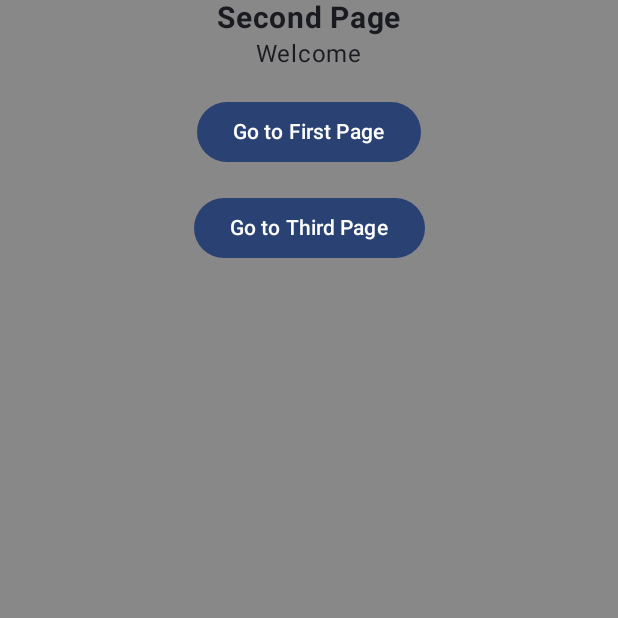
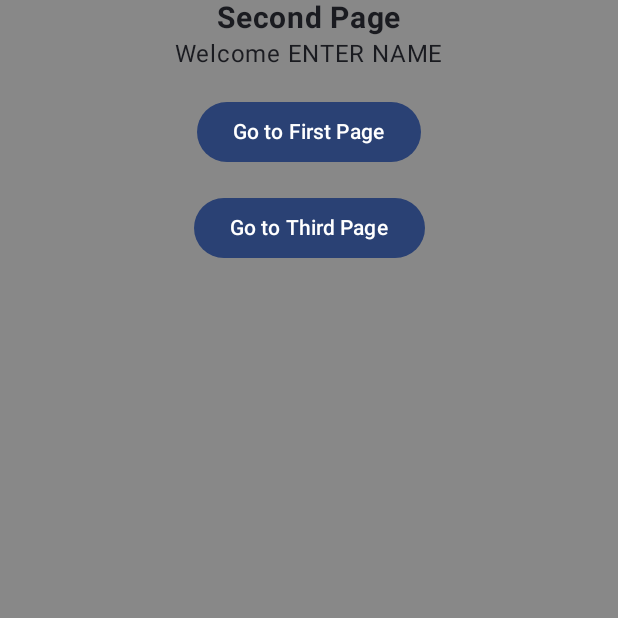
Before and after one commit to MuKomy/NavCompose, an Android app built with Jetpack Compose: the screen it shows after launch (MainActivity), after a tap on "Go to Second Page", on a phone screen of 412 x 824 dp, the top half of it. Run offline under Robolectric (Android 15) with nearby library versions, the phone set to English and light mode, and no system bars.

Commit message:
added navigation

```diff
--- a/app/src/main/java/com/example/navcompose/FirstPage.kt
+++ b/app/src/main/java/com/example/navcompose/FirstPage.kt
@@ -25,10 +25,11 @@ import androidx.navigation.compose.rememberNavController
 
 @Composable
 fun FirstPage(
-    onNavigateToSecondScreen :() -> Unit,
-    onNavigateToThirdScreen :() -> Unit
+    navController: NavController,
+    //onNavigateToSecondScreen :() -> Unit,
+    //onNavigateToThirdScreen :() -> Unit
               ){
-    val navController = rememberNavController()
+
     var name by remember { mutableStateOf("") }
     Column(modifier = Modifier
         .fillMaxSize(),
@@ -36,12 +37,12 @@ fun FirstPage(
         Text("First Page", fontWeight = FontWeight.Bold, fontSize = 20.sp)
         TextField(value = name, onValueChange = {name = it})
         Spacer(modifier = Modifier.height(16.dp))
-        Button(onClick = {onNavigateToSecondScreen() }) {
+        Button(onClick = {navController.navigate(Routes.SecondScreen.route) }) {
             Text(text = "Go to Second Page")
         }
         Spacer(modifier = Modifier.height(16.dp))
 
-        Button(onClick = { onNavigateToThirdScreen() }) {
+        Button(onClick = { navController.navigate(Routes.ThirdScreen.route) }) {
             Text(text = "Go to Third Page")
         }
     }
--- a/app/src/main/java/com/example/navcompose/Navigation.kt
+++ b/app/src/main/java/com/example/navcompose/Navigation.kt
@@ -2,30 +2,46 @@ package com.example.navcompose
 
 import androidx.compose.runtime.Composable
 import androidx.navigation.NavController
+import androidx.navigation.NavType
 import androidx.navigation.compose.NavHost
 import androidx.navigation.compose.composable
 import androidx.navigation.compose.rememberNavController
+import androidx.navigation.navArgument
+
 @Composable
 fun Navigation(){
     val navController = rememberNavController()
     NavHost(navController = navController, startDestination = Routes.FirstScreen.route){
         composable(Routes.FirstScreen.route){
-            FirstPage (
-                { navController.navigate(Routes.SecondScreen.route) },
-                { navController.navigate(Routes.ThirdScreen.route) }
+            FirstPage (navController)
+        }
+        composable(
+            Routes.SecondScreen.route+ "?name ={name}",
+            arguments= listOf(
+                navArgument("name"){
+                    type = NavType.StringType
+                    defaultValue = "ENTER NAME"
+                    nullable = true
+                }
+            )
+        ){entry ->
+
+            SecondPage(
+                navController =navController, name = entry.arguments?.getString("name")
             )
         }
-        composable(Routes.SecondScreen.route){
-            SecondPage(
-                { navController.navigate("first_screen")},
-            {navController.navigate("third_screen")
-            }
+        composable(
+            Routes.ThirdScreen.route+ "?name={name}",
+            arguments= listOf(
+                navArgument("name"){
+                    type = NavType.StringType
+                    //defaultValue = "ENTER NAME"
+                    //nullable = true
+                }
             )
-        }
-        composable(Routes.ThirdScreen.route){
+        ){
             ThirdPage(
-                { navController.navigate("first_screen")},
-                {navController.navigate("second_screen")}
+                navController =navController, name = it.arguments?.getString("name")
             )
         }
     }
--- a/app/src/main/java/com/example/navcompose/SecondPage.kt
+++ b/app/src/main/java/com/example/navcompose/SecondPage.kt
@@ -14,11 +14,12 @@ import androidx.compose.ui.graphics.Color
 import androidx.compose.ui.text.font.FontWeight
 import androidx.compose.ui.unit.dp
 import androidx.compose.ui.unit.sp
+import androidx.navigation.NavController
 
 @Composable
 fun SecondPage(
-    onNavigateToFirstScreen:() ->Unit,
-    onNavigateToThirdScreen:() ->Unit
+    navController: NavController,
+    name :String?
     ) {
     Column(
         modifier = Modifier
@@ -27,14 +28,14 @@ fun SecondPage(
         horizontalAlignment = Alignment.CenterHorizontally
     ) {
         Text("Second Page", fontWeight = FontWeight.Bold, fontSize = 20.sp)
-        Text(text = "Welcome")
+        Text(text = "Welcome $name")
         Spacer(modifier = Modifier.height(16.dp))
-        Button(onClick = { onNavigateToFirstScreen() }) {
+        Button(onClick = { navController.navigate(Routes.FirstScreen.route) }) {
             Text(text = "Go to First Page")
         }
         Spacer(modifier = Modifier.height(16.dp))
 
-        Button(onClick = { onNavigateToThirdScreen() }) {
+        Button(onClick = { navController.navigate(Routes.ThirdScreen.route) }) {
             Text(text = "Go to Third Page")
         }
     }
--- a/app/src/main/java/com/example/navcompose/ThirdPage.kt
+++ b/app/src/main/java/com/example/navcompose/ThirdPage.kt
@@ -14,11 +14,12 @@ import androidx.compose.ui.graphics.Color
 import androidx.compose.ui.text.font.FontWeight
 import androidx.compose.ui.unit.dp
 import androidx.compose.ui.unit.sp
+import androidx.navigation.NavController
 
 @Composable
 fun ThirdPage(
-    onNavigateToFirstScreen:() ->Unit,
-    onNavigateToSecondScreen:() ->Unit
+    navController: NavController,
+    name :String?
 ){
     Column(modifier = Modifier
         .fillMaxSize()
@@ -27,12 +28,12 @@ fun ThirdPage(
         Text("Third Page", fontWeight = FontWeight.Bold, fontSize = 20.sp)
         Text(text = "Welcome")
         Spacer(modifier = Modifier.height(16.dp))
-        Button(onClick = { onNavigateToFirstScreen() }) {
+        Button(onClick = { navController.navigate(Routes.FirstScreen.route) }) {
             Text(text = "Go to First Page")
         }
         Spacer(modifier = Modifier.height(16.dp))
 
-        Button(onClick = { onNavigateToSecondScreen() }) {
+        Button(onClick = { navController.navigate(Routes.SecondScreen.route) }) {
             Text(text = "Go to Second Page")
         }
     }
```
